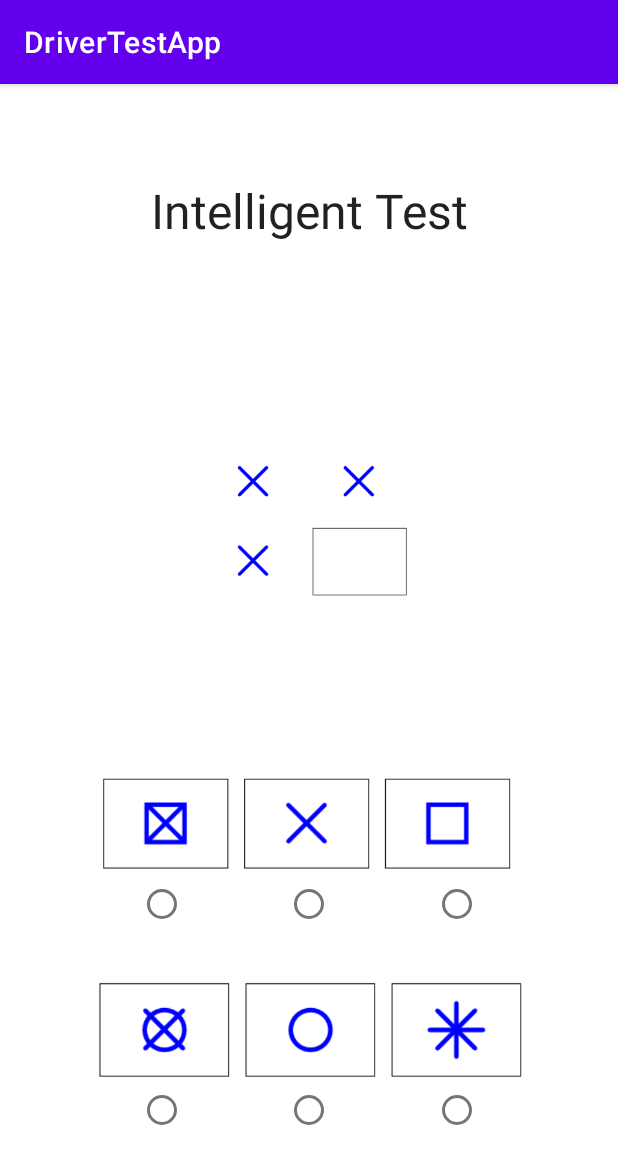
After one commit to BoberKrzysztof/ProjectZPAM, an Android app: the Activity_intelligent_test screen opened directly, with no data from a screen before it, on a phone screen of 412 x 824 dp. The commit adds this screen. Shown: the top 1164 px of the screen. Run offline under Robolectric (Android 15) with nearby library versions, the phone set to English and light mode, and no system bars.

Commit message:
test na inteligencje

```diff
--- a/app/src/main/AndroidManifest.xml
+++ b/app/src/main/AndroidManifest.xml
@@ -9,7 +9,8 @@
         android:roundIcon="@mipmap/ic_launcher_round"
         android:supportsRtl="true"
         android:theme="@style/Theme.DriverTestApp">
-        <activity android:name=".Activity_reaction_test"></activity>
+        <activity android:name=".Activity_intelligent_test"></activity>
+        <activity android:name=".Activity_reaction_test" />
         <activity android:name=".Activity_color_test" />
         <activity android:name=".activity_tests_page" />
         <activity android:name=".RegistrationActivity" />
--- /dev/null
+++ b/app/src/main/java/com/example/drivertestapp/Activity_intelligent_test.kt
@@ -0,0 +1,11 @@
+package com.example.drivertestapp
+
+import androidx.appcompat.app.AppCompatActivity
+import android.os.Bundle
+
+class Activity_intelligent_test : AppCompatActivity() {
+    override fun onCreate(savedInstanceState: Bundle?) {
+        super.onCreate(savedInstanceState)
+        setContentView(R.layout.activity_intelligent_test)
+    }
+}
--- a/app/src/main/java/com/example/drivertestapp/activity_tests_page.kt
+++ b/app/src/main/java/com/example/drivertestapp/activity_tests_page.kt
@@ -12,6 +12,7 @@ class activity_tests_page : AppCompatActivity() {
 
         nextActivityColor()
         nextActivityReaction()
+        nextActivityIntelligent()
     }
 
 
@@ -30,4 +31,12 @@ class activity_tests_page : AppCompatActivity() {
             startActivity(intent)
         }
     }
+
+    private fun nextActivityIntelligent() {
+        val startButton = findViewById<Button>(R.id.Inteligence_test_button)
+        startButton.setOnClickListener {
+            val intent = Intent(this, Activity_intelligent_test::class.java)
+            startActivity(intent)
+        }
+    }
 }
--- /dev/null
+++ b/app/src/main/res/layout/activity_intelligent_test.xml
@@ -0,0 +1,120 @@
+<?xml version="1.0" encoding="utf-8"?>
+<androidx.constraintlayout.widget.ConstraintLayout xmlns:android="http://schemas.android.com/apk/res/android"
+    xmlns:app="http://schemas.android.com/apk/res-auto"
+    xmlns:tools="http://schemas.android.com/tools"
+    android:layout_width="match_parent"
+    android:layout_height="match_parent"
+    tools:context=".Activity_intelligent_test">
+
+    <TextView
+        android:id="@+id/textView18"
+        android:layout_width="wrap_content"
+        android:layout_height="wrap_content"
+        android:layout_marginBottom="600dp"
+        android:text="Intelligent Test"
+        android:textAlignment="textStart"
+        android:textAppearance="@style/TextAppearance.AppCompat.Body1"
+        android:textSize="32sp"
+        app:layout_constraintBottom_toBottomOf="parent"
+        app:layout_constraintEnd_toEndOf="parent"
+        app:layout_constraintStart_toStartOf="parent"
+        app:layout_constraintTop_toTopOf="parent" />
+
+    <ImageView
+        android:id="@+id/imageView4"
+        android:layout_width="264dp"
+        android:layout_height="261dp"
+        android:layout_marginBottom="300dp"
+        app:layout_constraintBottom_toBottomOf="parent"
+        app:layout_constraintEnd_toEndOf="parent"
+        app:layout_constraintStart_toStartOf="parent"
+        app:layout_constraintTop_toBottomOf="@+id/textView18"
+        app:srcCompat="@drawable/test1" />
+
+    <ImageView
+        android:id="@+id/imageView5"
+        android:layout_width="300dp"
+        android:layout_height="75dp"
+        android:layout_marginBottom="20dp"
+        app:layout_constraintBottom_toTopOf="@+id/imageView6"
+        app:layout_constraintEnd_toEndOf="parent"
+        app:layout_constraintHorizontal_bias="0.495"
+        app:layout_constraintStart_toStartOf="parent"
+        app:layout_constraintTop_toBottomOf="@+id/imageView4"
+        app:layout_constraintVertical_bias="0.482"
+        app:srcCompat="@drawable/test1_odp1" />
+
+    <ImageView
+        android:id="@+id/imageView6"
+        android:layout_width="300dp"
+        android:layout_height="75dp"
+        android:layout_marginBottom="100dp"
+        app:layout_constraintBottom_toBottomOf="parent"
+        app:layout_constraintEnd_toEndOf="parent"
+        app:layout_constraintStart_toStartOf="parent"
+        app:srcCompat="@drawable/test1_odp2" />
+
+    <RadioButton
+        android:id="@+id/radioButton"
+        android:layout_width="32dp"
+        android:layout_height="44dp"
+        android:layout_marginTop="600dp"
+        android:layout_marginEnd="25dp"
+        app:layout_constraintBottom_toBottomOf="parent"
+        app:layout_constraintEnd_toEndOf="parent"
+        app:layout_constraintStart_toEndOf="@+id/radioButton5"
+        app:layout_constraintTop_toTopOf="parent" />
+
+    <RadioButton
+        android:id="@+id/radioButton2"
+        android:layout_width="32dp"
+        android:layout_height="44dp"
+        android:layout_marginTop="325dp"
+        app:layout_constraintBottom_toBottomOf="parent"
+        app:layout_constraintEnd_toEndOf="parent"
+        app:layout_constraintStart_toStartOf="parent"
+        app:layout_constraintTop_toTopOf="parent" />
+
+    <RadioButton
+        android:id="@+id/radioButton3"
+        android:layout_width="32dp"
+        android:layout_height="44dp"
+        android:layout_marginTop="325dp"
+        android:layout_marginEnd="25dp"
+        app:layout_constraintBottom_toBottomOf="parent"
+        app:layout_constraintEnd_toEndOf="parent"
+        app:layout_constraintStart_toEndOf="@+id/radioButton2"
+        app:layout_constraintTop_toTopOf="parent" />
+
+    <RadioButton
+        android:id="@+id/radioButton4"
+        android:layout_width="32dp"
+        android:layout_height="44dp"
+        android:layout_marginStart="25dp"
+        android:layout_marginTop="600dp"
+        app:layout_constraintBottom_toBottomOf="parent"
+        app:layout_constraintEnd_toStartOf="@+id/radioButton5"
+        app:layout_constraintStart_toStartOf="parent"
+        app:layout_constraintTop_toTopOf="parent" />
+
+    <RadioButton
+        android:id="@+id/radioButton5"
+        android:layout_width="32dp"
+        android:layout_height="44dp"
+        android:layout_marginTop="600dp"
+        app:layout_constraintBottom_toBottomOf="parent"
+        app:layout_constraintEnd_toEndOf="parent"
+        app:layout_constraintStart_toStartOf="parent"
+        app:layout_constraintTop_toTopOf="parent" />
+
+    <RadioButton
+        android:id="@+id/radioButton6"
+        android:layout_width="32dp"
+        android:layout_height="44dp"
+        android:layout_marginStart="25dp"
+        android:layout_marginTop="325dp"
+        app:layout_constraintBottom_toBottomOf="parent"
+        app:layout_constraintEnd_toStartOf="@+id/radioButton2"
+        app:layout_constraintStart_toStartOf="parent"
+        app:layout_constraintTop_toTopOf="parent" />
+</androidx.constraintlayout.widget.ConstraintLayout>
--- a/app/src/main/res/layout/activity_reaction_test.xml
+++ b/app/src/main/res/layout/activity_reaction_test.xml
@@ -58,12 +58,12 @@
 
     <TextView
         android:id="@+id/best_result"
-        android:layout_width="wrap_content"
+        android:layout_width="200dp"
         android:layout_height="wrap_content"
-        android:layout_marginEnd="140dp"
+        android:layout_marginEnd="50dp"
         android:layout_marginBottom="25dp"
         android:text="Best Result: "
-        android:textAlignment="center"
+        android:textAlignment="viewStart"
         android:textSize="20sp"
         android:textStyle="italic"
         app:layout_constraintBottom_toBottomOf="parent"
@@ -74,11 +74,11 @@
 
     <TextView
         android:id="@+id/average_result"
-        android:layout_width="wrap_content"
+        android:layout_width="200dp"
         android:layout_height="wrap_content"
-        android:layout_marginEnd="100dp"
+        android:layout_marginEnd="50dp"
         android:text="Average Result: "
-        android:textAlignment="center"
+        android:textAlignment="viewStart"
         android:textSize="20sp"
         android:textStyle="italic"
         app:layout_constraintBottom_toBottomOf="parent"
```
Also changed, not shown: app/src/main/res/drawable/test1.png (added), app/src/main/res/drawable/test1_odp1.png (added), app/src/main/res/drawable/test1_odp2.png (added).
